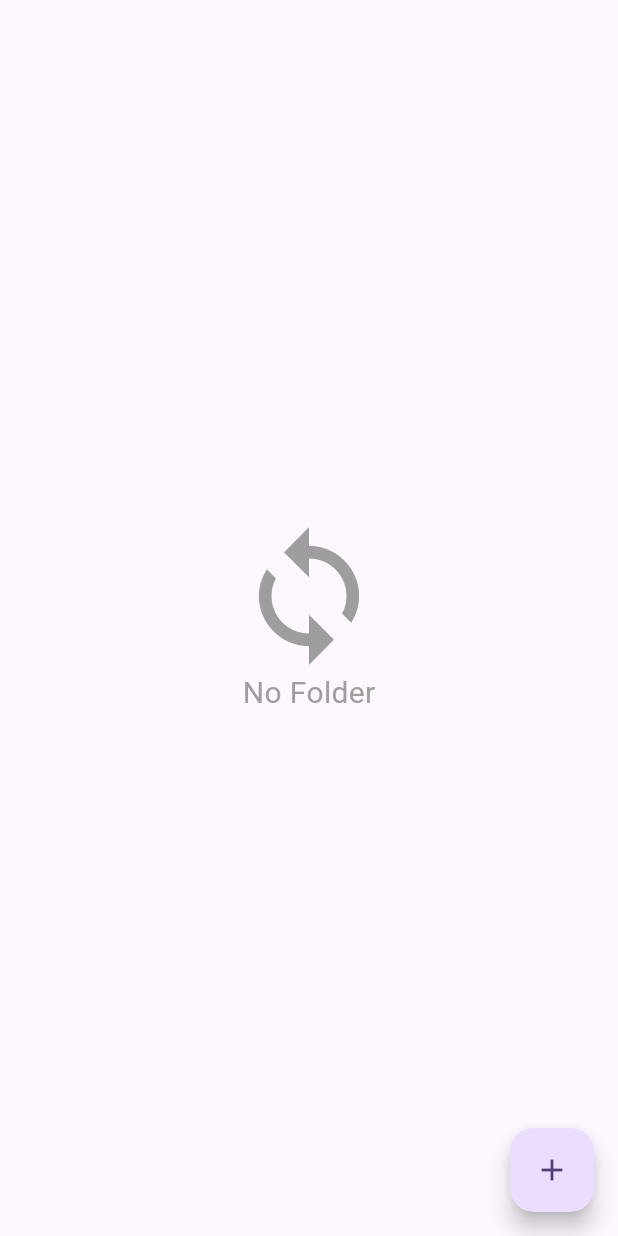
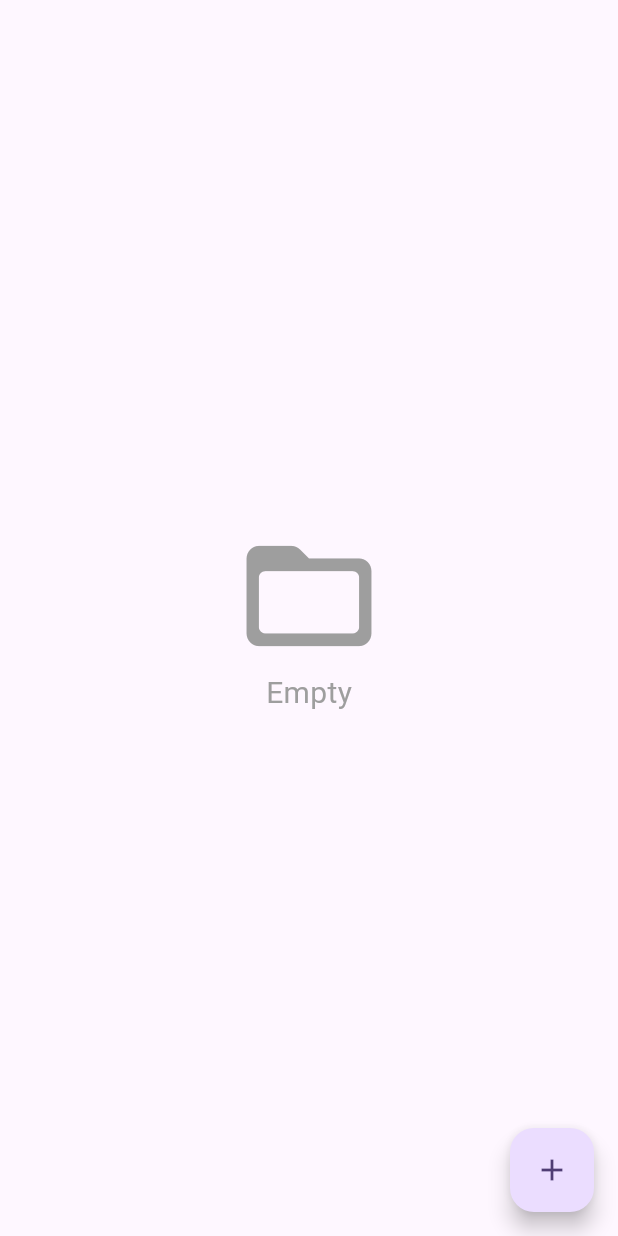
Before and after one commit to giahao222/englishquiz, a Flutter app: the MyFolder screen opened directly, on a phone screen of 412 x 824 dp. Run offline on Flutter 3.47's test engine with Material 3 defaults, Android fonts, the light colour scheme and no system bars; our stand-ins replace csv, file_picker, firebase_auth, firebase_core, firebase_database, firebase_storage and 3 more; accounts and stored records are empty.

Commit message:
fix empty topic

```diff
--- a/lib/screens/home/home.dart
+++ b/lib/screens/home/home.dart
@@ -157,7 +157,7 @@ class HomePage extends StatelessWidget {
       ),
       floatingActionButton: FloatingActionButton(
         onPressed: () async {
-          print(homeController.publicTopics);
+          print(topicController.userId);
         },
         child: Icon(Icons.add),
       ),
--- a/lib/screens/library/MyFolder.dart
+++ b/lib/screens/library/MyFolder.dart
@@ -150,22 +150,7 @@ class MyFolder extends StatelessWidget {
             child: CircularProgressIndicator(),
           );
         } else if (folderController.folders.isEmpty) {
-          return const Center(
-            child: Column(
-              mainAxisAlignment: MainAxisAlignment.center,
-              children: [
-                Icon(
-                  Icons.sync,
-                  size: 100,
-                  color: Colors.grey,
-                ),
-                Text(
-                  'No Folder',
-                  style: TextStyle(color: Colors.grey, fontSize: 20),
-                )
-              ],
-            ),
-          );
+          return PageEmpty();
         } else {
           return Padding(
             padding: const EdgeInsets.all(8.0),
@@ -311,3 +296,29 @@ class MyFolder extends StatelessWidget {
     );
   }
 }
+
+class PageEmpty extends StatelessWidget {
+  const PageEmpty({
+    super.key,
+  });
+
+  @override
+  Widget build(BuildContext context) {
+    return const Center(
+      child: Column(
+        mainAxisAlignment: MainAxisAlignment.center,
+        children: [
+          Icon(
+            Icons.folder_open_rounded,
+            size: 100,
+            color: Colors.grey,
+          ),
+          Text(
+            'Empty',
+            style: TextStyle(color: Colors.grey, fontSize: 20),
+          )
+        ],
+      ),
+    );
+  }
+}
--- a/lib/screens/library/MyTopics.dart
+++ b/lib/screens/library/MyTopics.dart
@@ -1,6 +1,7 @@
 import 'dart:ui';
 
 import 'package:englishquiz/models/Topic.dart';
+import 'package:englishquiz/screens/library/MyFolder.dart';
 import 'package:englishquiz/services/FirebaseService.dart';
 import 'package:firebase_auth/firebase_auth.dart';
 import 'package:firebase_database/firebase_database.dart';
@@ -11,7 +12,7 @@ import 'package:get/get.dart';
 class TopicController extends GetxController {
   var topics = <Topic>[].obs;
   var isLoading = true.obs;
-  // var userId = FirebaseAuth.instance.currentUser!.uid;
+  late String? userId = FirebaseAuth.instance.currentUser!.uid;
 
   @override
   void onInit() {
@@ -25,6 +26,7 @@ class TopicController extends GetxController {
       var topicRef = FirebaseDatabase.instance.ref().child('Topics');
       topicRef.onValue.listen((event) {
         if (event.snapshot.value == null) {
+          topics.value = [];
           return;
         }
         Map<String, dynamic> data =
@@ -59,6 +61,8 @@ class MyTopics extends StatelessWidget {
           return Center(
             child: CircularProgressIndicator(),
           );
+        } else if (topicController.topics.isEmpty) {
+          return PageEmpty();
         } else {
           return Padding(
             padding: const EdgeInsets.all(8.0),
@@ -105,7 +109,7 @@ class TopicItemCard extends StatelessWidget {
         Get.toNamed('mode-learn', arguments: {
           'topicId': topic.id,
           'name': topic.name,
-          'mode':'user'
+          'mode': 'user'
         });
       },
       child: Card(
```
